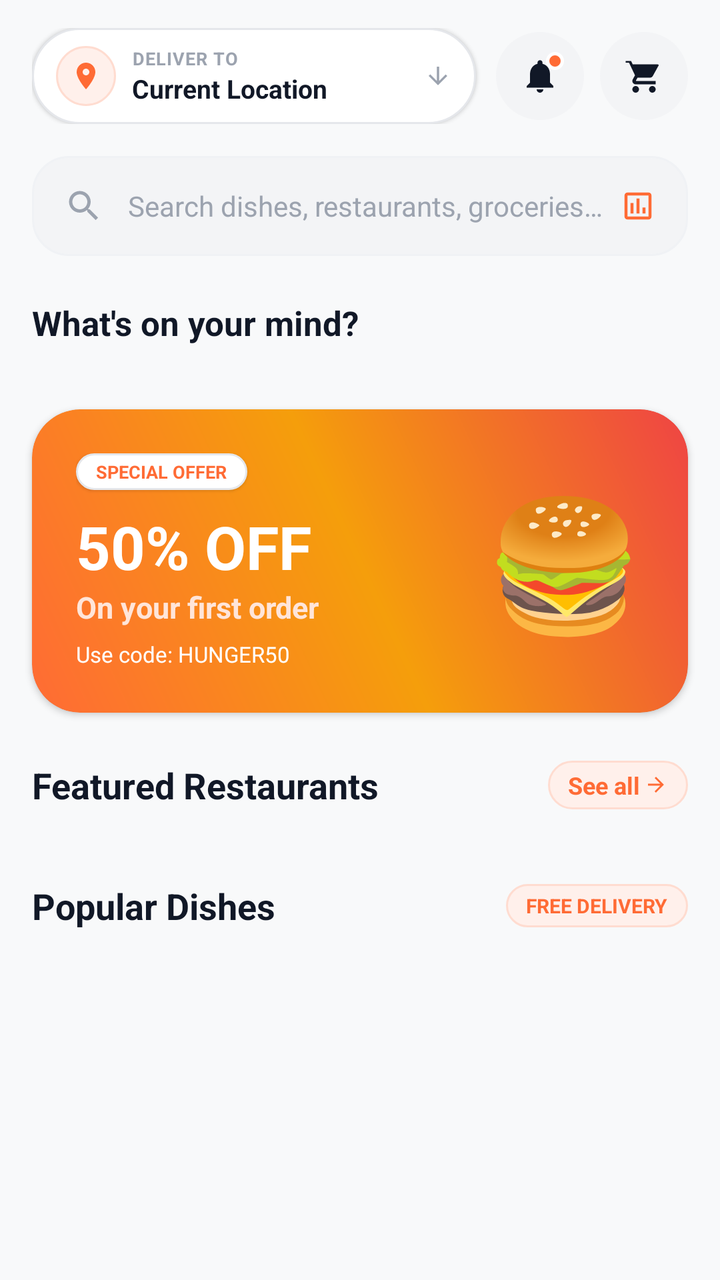
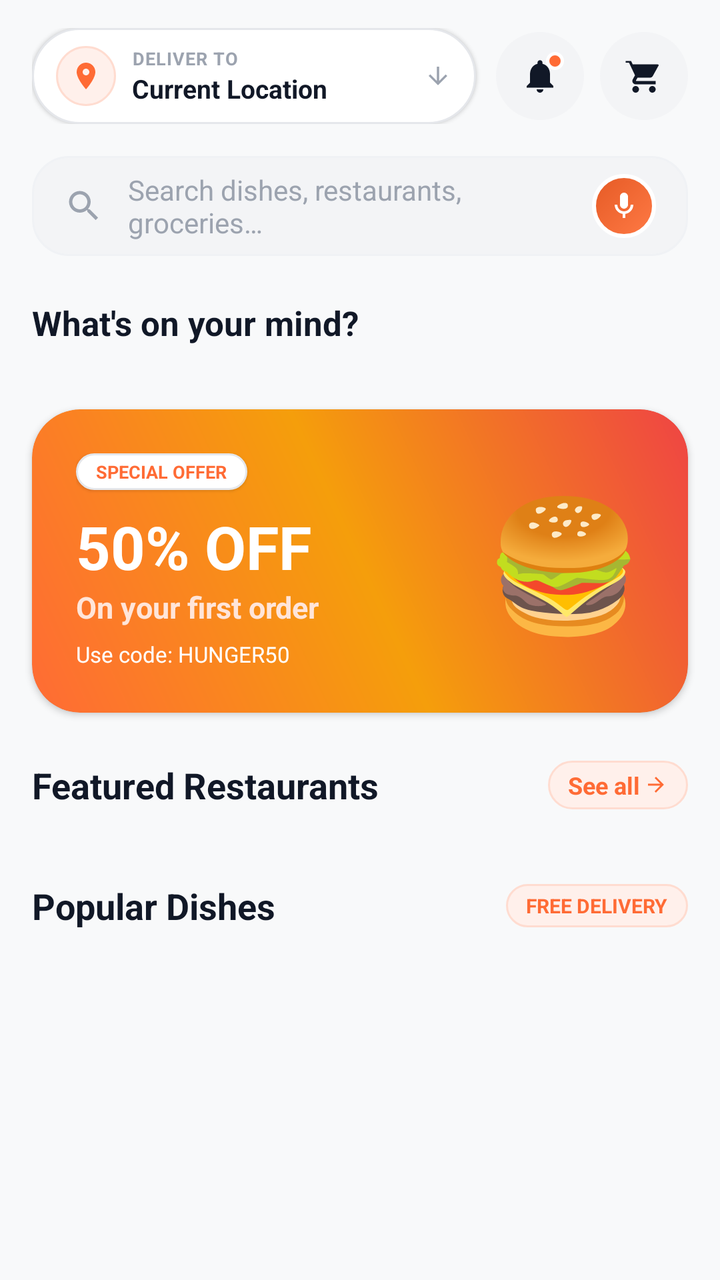

Screens rendered from an Android XML layout before and after an edit, with the pre-edit source and the edit as a unified diff.
<!-- AndroidManifest.xml: application theme Theme.AKRHunger -->
<!-- res/layout/fragment_home.xml -->
<?xml version="1.0" encoding="utf-8"?>
<androidx.coordinatorlayout.widget.CoordinatorLayout xmlns:android="http://schemas.android.com/apk/res/android"
    xmlns:app="http://schemas.android.com/apk/res-auto"
    android:layout_width="match_parent"
    android:layout_height="match_parent"
    android:background="@color/background">

    <androidx.core.widget.NestedScrollView
        android:layout_width="match_parent"
        android:layout_height="match_parent"
        android:clipToPadding="false"
        android:paddingBottom="24dp">

        <LinearLayout
            android:layout_width="match_parent"
            android:layout_height="wrap_content"
            android:orientation="vertical">

            
            <LinearLayout
                android:layout_width="match_parent"
                android:layout_height="wrap_content"
                android:gravity="center_vertical"
                android:orientation="horizontal"
                android:paddingHorizontal="16dp"
                android:paddingTop="14dp"
                android:paddingBottom="10dp">

                
                <LinearLayout
                    android:id="@+id/location_container"
                    android:layout_width="0dp"
                    android:layout_height="48dp"
                    android:layout_weight="1"
                    android:background="@drawable/bg_pill_white"
                    android:clickable="true"
                    android:elevation="1dp"
                    android:focusable="true"
                    android:foreground="?attr/selectableItemBackground"
                    android:gravity="center_vertical"
                    android:orientation="horizontal"
                    android:paddingHorizontal="12dp">

                    <FrameLayout
                        android:layout_width="30dp"
                        android:layout_height="30dp"
                        android:background="@drawable/bg_icon_circle_soft">

                        <ImageView
                            android:layout_width="16dp"
                            android:layout_height="16dp"
                            android:layout_gravity="center"
                            android:src="@drawable/ic_location"
                            android:tint="@color/primary" />
                    </FrameLayout>

                    <LinearLayout
                        android:layout_width="0dp"
                        android:layout_height="wrap_content"
                        android:layout_marginStart="8dp"
                        android:layout_weight="1"
                        android:orientation="vertical">

                        <TextView
                            android:layout_width="wrap_content"
                            android:layout_height="wrap_content"
                            android:letterSpacing="0.04"
                            android:text="DELIVER TO"
                            android:textColor="@color/text_hint"
                            android:textSize="9sp"
                            android:textStyle="bold" />

                        <TextView
                            android:id="@+id/tv_location"
                            android:layout_width="wrap_content"
                            android:layout_height="wrap_content"
                            android:ellipsize="end"
                            android:maxLines="1"
                            android:text="Current Location"
                            android:textColor="@color/text_primary"
                            android:textSize="13sp"
                            android:textStyle="bold" />
                    </LinearLayout>

                    <ImageView
                        android:layout_width="14dp"
                        android:layout_height="14dp"
                        android:layout_marginStart="4dp"
                        android:rotation="270"
                        android:src="@drawable/ic_back"
                        android:tint="@color/text_hint" />
                </LinearLayout>

                
                <FrameLayout
                    android:id="@+id/btn_notifications"
                    android:layout_width="44dp"
                    android:layout_height="44dp"
                    android:layout_marginStart="10dp"
                    android:background="@drawable/bg_icon_circle_gray"
                    android:clickable="true"
                    android:focusable="true"
                    android:foreground="?attr/selectableItemBackgroundBorderless">

                    <ImageView
                        android:layout_width="20dp"
                        android:layout_height="20dp"
                        android:layout_gravity="center"
                        android:src="@drawable/ic_notification"
                        android:tint="@color/text_primary" />

                    
                    <View
                        android:id="@+id/home_unread_badge"
                        android:layout_width="9dp"
                        android:layout_height="9dp"
                        android:layout_gravity="top|end"
                        android:layout_marginTop="10dp"
                        android:layout_marginEnd="10dp"
                        android:background="@drawable/bg_notification_dot" />
                </FrameLayout>

                
                <FrameLayout
                    android:id="@+id/btn_cart"
                    android:layout_width="44dp"
                    android:layout_height="44dp"
                    android:layout_marginStart="8dp"
                    android:background="@drawable/bg_icon_circle_gray"
                    android:clickable="true"
                    android:focusable="true"
                    android:foreground="?attr/selectableItemBackgroundBorderless">

                    <ImageView
                        android:layout_width="20dp"
                        android:layout_height="20dp"
                        android:layout_gravity="center"
                        android:src="@drawable/ic_cart"
                        android:tint="@color/text_primary" />
                </FrameLayout>
            </LinearLayout>

            
            <LinearLayout
                android:id="@+id/search_bar"
                android:layout_width="match_parent"
                android:layout_height="50dp"
                android:layout_marginHorizontal="16dp"
                android:layout_marginTop="6dp"
                android:background="@drawable/bg_search_ios"
                android:clickable="true"
                android:focusable="true"
                android:foreground="?attr/selectableItemBackground"
                android:gravity="center_vertical"
                android:orientation="horizontal"
                android:paddingHorizontal="16dp">

                <ImageView
                    android:layout_width="20dp"
                    android:layout_height="20dp"
                    android:src="@drawable/ic_search"
                    android:tint="@color/text_hint" />

                <TextView
                    android:layout_width="0dp"
                    android:layout_height="wrap_content"
                    android:layout_marginStart="12dp"
                    android:layout_weight="1"
                    android:text="Search dishes, restaurants, groceries…"
                    android:textColor="@color/text_hint"
                    android:textSize="14sp" />

                <ImageView
                    android:layout_width="18dp"
                    android:layout_height="18dp"
                    android:src="@drawable/ic_orders"
                    android:tint="@color/primary" />
            </LinearLayout>

            
            <TextView
                android:layout_width="wrap_content"
                android:layout_height="wrap_content"
                android:layout_marginStart="16dp"
                android:layout_marginTop="22dp"
                android:layout_marginBottom="12dp"
                android:text="What's on your mind?"
                android:textColor="@color/text_primary"
                android:textSize="17sp"
                android:textStyle="bold" />

            
            <androidx.recyclerview.widget.RecyclerView
                android:id="@+id/rv_categories"
                android:layout_width="match_parent"
                android:layout_height="wrap_content"
                android:clipToPadding="false"
                android:layoutAnimation="@anim/layout_fall_down"
                android:orientation="horizontal"
                android:paddingHorizontal="12dp" />

            
            <com.google.android.material.card.MaterialCardView
                android:id="@+id/hero_banner"
                android:layout_width="match_parent"
                android:layout_height="wrap_content"
                android:layout_marginHorizontal="16dp"
                android:layout_marginTop="20dp"
                app:cardBackgroundColor="@android:color/transparent"
                app:cardCornerRadius="24dp"
                app:cardElevation="2dp"
                app:strokeWidth="0dp">

                <LinearLayout
                    android:layout_width="match_parent"
                    android:layout_height="wrap_content"
                    android:background="@drawable/bg_hero_banner"
                    android:gravity="center_vertical"
                    android:orientation="horizontal"
                    android:padding="22dp">

                    <LinearLayout
                        android:layout_width="0dp"
                        android:layout_height="wrap_content"
                        android:layout_weight="1"
                        android:orientation="vertical">

                        <TextView
                            android:layout_width="wrap_content"
                            android:layout_height="wrap_content"
                            android:background="@drawable/bg_pill_white"
                            android:elevation="1dp"
                            android:paddingHorizontal="10dp"
                            android:paddingVertical="3dp"
                            android:text="SPECIAL OFFER"
                            android:textColor="@color/primary"
                            android:textSize="9sp"
                            android:textStyle="bold" />

                        <TextView
                            android:layout_width="wrap_content"
                            android:layout_height="wrap_content"
                            android:layout_marginTop="8dp"
                            android:text="50% OFF"
                            android:textColor="#FFFFFF"
                            android:textSize="30sp"
                            android:textStyle="bold" />

                        <TextView
                            android:layout_width="wrap_content"
                            android:layout_height="wrap_content"
                            android:text="On your first order"
                            android:textColor="#FFE5D9"
                            android:textSize="15sp"
                            android:textStyle="bold" />

                        <TextView
                            android:layout_width="wrap_content"
                            android:layout_height="wrap_content"
                            android:layout_marginTop="6dp"
                            android:text="Use code: HUNGER50"
                            android:textColor="#FFFFFF"
                            android:textSize="11sp" />
                    </LinearLayout>

                    <TextView
                        android:layout_width="wrap_content"
                        android:layout_height="wrap_content"
                        android:text="🍔"
                        android:textSize="64sp" />
                </LinearLayout>
            </com.google.android.material.card.MaterialCardView>

            
            <LinearLayout
                android:id="@+id/featured_section"
                android:layout_width="match_parent"
                android:layout_height="wrap_content"
                android:layout_marginTop="24dp"
                android:orientation="vertical">

                <LinearLayout
                    android:layout_width="match_parent"
                    android:layout_height="wrap_content"
                    android:gravity="center_vertical"
                    android:paddingHorizontal="16dp">

                    <TextView
                        android:layout_width="0dp"
                        android:layout_height="wrap_content"
                        android:layout_weight="1"
                        android:text="Featured Restaurants"
                        android:textColor="@color/text_primary"
                        android:textSize="18sp"
                        android:textStyle="bold" />

                    <LinearLayout
                        android:layout_width="wrap_content"
                        android:layout_height="wrap_content"
                        android:background="@drawable/bg_pill_soft"
                        android:gravity="center_vertical"
                        android:paddingHorizontal="10dp"
                        android:paddingVertical="4dp">

                        <TextView
                            android:layout_width="wrap_content"
                            android:layout_height="wrap_content"
                            android:text="See all"
                            android:textColor="@color/primary"
                            android:textSize="12sp"
                            android:textStyle="bold" />

                        <ImageView
                            android:layout_width="12dp"
                            android:layout_height="12dp"
                            android:layout_marginStart="2dp"
                            android:rotation="180"
                            android:src="@drawable/ic_back"
                            android:tint="@color/primary" />
                    </LinearLayout>
                </LinearLayout>

                <androidx.recyclerview.widget.RecyclerView
                    android:id="@+id/rv_featured_restaurants"
                    android:layout_width="match_parent"
                    android:layout_height="wrap_content"
                    android:layout_marginTop="12dp"
                    android:clipToPadding="false"
                    android:layoutAnimation="@anim/layout_fall_down"
                    android:orientation="horizontal"
                    android:paddingHorizontal="12dp" />
            </LinearLayout>

            
            <LinearLayout
                android:layout_width="match_parent"
                android:layout_height="wrap_content"
                android:layout_marginTop="24dp"
                android:orientation="vertical">

                <LinearLayout
                    android:layout_width="match_parent"
                    android:layout_height="wrap_content"
                    android:gravity="center_vertical"
                    android:paddingHorizontal="16dp"
                    android:paddingBottom="12dp">

                    <TextView
                        android:id="@+id/tv_items_title"
                        android:layout_width="0dp"
                        android:layout_height="wrap_content"
                        android:layout_weight="1"
                        android:text="Popular Dishes"
                        android:textColor="@color/text_primary"
                        android:textSize="18sp"
                        android:textStyle="bold" />

                    <TextView
                        android:id="@+id/badge_free_delivery"
                        android:layout_width="wrap_content"
                        android:layout_height="wrap_content"
                        android:background="@drawable/bg_pill_soft"
                        android:paddingHorizontal="10dp"
                        android:paddingVertical="4dp"
                        android:text="FREE DELIVERY"
                        android:textColor="@color/primary"
                        android:textSize="10sp"
                        android:textStyle="bold" />
                </LinearLayout>

                
                <androidx.recyclerview.widget.RecyclerView
                    android:id="@+id/rv_menu_items"
                    android:layout_width="match_parent"
                    android:layout_height="wrap_content"
                    android:clipToPadding="false"
                    android:layoutAnimation="@anim/layout_fall_down"
                    android:nestedScrollingEnabled="false"
                    android:paddingHorizontal="11dp" />

                
                <LinearLayout
                    android:id="@+id/empty_state"
                    android:layout_width="match_parent"
                    android:layout_height="wrap_content"
                    android:gravity="center"
                    android:orientation="vertical"
                    android:padding="48dp"
                    android:visibility="gone">

                    <TextView
                        android:layout_width="wrap_content"
                        android:layout_height="wrap_content"
                        android:text="🍽️"
                        android:textSize="48sp" />

                    <TextView
                        android:layout_width="wrap_content"
                        android:layout_height="wrap_content"
                        android:layout_marginTop="12dp"
                        android:text="No dishes found"
                        android:textColor="@color/text_primary"
                        android:textSize="17sp"
                        android:textStyle="bold" />

                    <TextView
                        android:layout_width="wrap_content"
                        android:layout_height="wrap_content"
                        android:layout_marginTop="4dp"
                        android:text="Try choosing another category or clearing filters"
                        android:textColor="@color/text_secondary"
                        android:textSize="13sp" />

                    <com.google.android.material.button.MaterialButton
                        android:id="@+id/btn_clear_filters"
                        style="@style/Widget.AKR.Button.PillSoft"
                        android:layout_width="wrap_content"
                        android:layout_height="wrap_content"
                        android:layout_marginTop="16dp"
                        android:text="Clear Filters"
                        android:textSize="13sp" />
                </LinearLayout>
            </LinearLayout>

            
            <com.facebook.shimmer.ShimmerFrameLayout
                android:id="@+id/shimmer_layout"
                android:layout_width="match_parent"
                android:layout_height="wrap_content"
                android:layout_marginHorizontal="16dp"
                android:layout_marginTop="16dp"
                android:visibility="gone">

                <LinearLayout
                    android:layout_width="match_parent"
                    android:layout_height="wrap_content"
                    android:orientation="vertical">

                    <View
                        android:layout_width="match_parent"
                        android:layout_height="180dp"
                        android:layout_marginBottom="16dp"
                        android:background="@drawable/bg_card_ios" />

                    <View
                        android:layout_width="match_parent"
                        android:layout_height="180dp"
                        android:layout_marginBottom="16dp"
                        android:background="@drawable/bg_card_ios" />
                </LinearLayout>
            </com.facebook.shimmer.ShimmerFrameLayout>

        </LinearLayout>
    </androidx.core.widget.NestedScrollView>

</androidx.coordinatorlayout.widget.CoordinatorLayout>
<!-- resources referenced by this layout -->
<resources>
  <color name="background">#F8F9FA</color>
  <color name="primary">#FF6B35</color>
  <color name="text_hint">#9CA3AF</color>
  <color name="text_primary">#111827</color>
  <color name="text_secondary">#4B5563</color>
  <!-- drawable bg_card_ios (drawable) -->
  <?xml version="1.0" encoding="utf-8"?>
  <shape xmlns:android="http://schemas.android.com/apk/res/android"
      android:shape="rectangle">
      <corners android:radius="22dp" />
      <solid android:color="@color/surface" />
      <stroke android:width="1dp" android:color="@color/card_border" />
  </shape>
  <!-- drawable bg_icon_circle_gray (drawable) -->
  <?xml version="1.0" encoding="utf-8"?>
  <shape xmlns:android="http://schemas.android.com/apk/res/android"
      android:shape="oval">
      <solid android:color="@color/surface_variant" />
  </shape>
  <!-- drawable bg_icon_circle_soft (drawable) -->
  <?xml version="1.0" encoding="utf-8"?>
  <shape xmlns:android="http://schemas.android.com/apk/res/android"
      android:shape="oval">
      <solid android:color="@color/primary_tint" />
      <stroke android:width="1dp" android:color="@color/primary_tint_border" />
  </shape>
  <!-- drawable bg_notification_dot (drawable) -->
  <?xml version="1.0" encoding="utf-8"?>
  <shape xmlns:android="http://schemas.android.com/apk/res/android"
      android:shape="oval">
      <solid android:color="@color/primary" />
      <stroke android:width="1.5dp" android:color="@color/surface" />
  </shape>
  <!-- drawable ic_orders (drawable) -->
  <vector xmlns:android="http://schemas.android.com/apk/res/android"
      android:width="24dp"
      android:height="24dp"
      android:viewportWidth="24"
      android:viewportHeight="24">
      <path
          android:fillColor="#FF000000"
          android:pathData="M19,3H5C3.9,3 3,3.9 3,5v14c0,1.1 0.9,2 2,2h14c1.1,0 2,-0.9 2,-2V5C21,3.9 20.1,3 19,3zM19,19H5V5h14V19zM7,10h2v7H7V10zM11,7h2v10h-2V7zM15,13h2v4h-2V13z"/>
  </vector>
  <color name="surface">#FFFFFF</color>
  <color name="card_border">#F0F2F5</color>
  <color name="surface_variant">#F3F4F6</color>
  <color name="primary_tint">#FFF0EB</color>
  <color name="primary_tint_border">#FFDCD0</color>
  <color name="primary_15">#26FF6B35</color>
  <color name="primary_10">#1AFF6B35</color>
  <color name="card_border_subtle">#E5E7EB</color>
  <color name="primary_dark">#E55A25</color>
  <color name="on_primary">#FFFFFF</color>
  <color name="secondary">#F59E0B</color>
  <color name="on_secondary">#111827</color>
  <color name="on_surface">#111827</color>
  <style name="ThemeOverlay.AKR.BottomSheetDialog" parent="ThemeOverlay.Material3.BottomSheetDialog">
          <item name="bottomSheetStyle">@style/Widget.AKR.BottomSheet</item>
      </style>
  <style name="ShapeAppearance.AKR.Dialog" parent="">
          <item name="cornerFamily">rounded</item>
          <item name="cornerSize">24dp</item>
      </style>
  <style name="Widget.AKR.BottomSheet" parent="Widget.Material3.BottomSheet">
          <item name="shapeAppearanceOverlay">@style/ShapeAppearance.AKR.BottomSheet</item>
          <item name="backgroundTint">@color/surface</item>
      </style>
  <style name="ShapeAppearance.AKR.BottomSheet" parent="">
          <item name="cornerFamily">rounded</item>
          <item name="cornerSizeTopLeft">28dp</item>
          <item name="cornerSizeTopRight">28dp</item>
      </style>
  <!-- unchanged entries left out for length: 12 -->
</resources>

<!-- the commit's change to res/layout/fragment_home.xml (unified diff, before → after) -->
@@ -170,11 +170,21 @@
                     android:textColor="@color/text_hint"
                     android:textSize="14sp" />
 
-                <ImageView
-                    android:layout_width="18dp"
-                    android:layout_height="18dp"
-                    android:src="@drawable/ic_orders"
-                    android:tint="@color/primary" />
+                <FrameLayout
+                    android:id="@+id/btn_home_voice_search"
+                    android:layout_width="32dp"
+                    android:layout_height="32dp"
+                    android:background="@drawable/bg_voice_mic_button"
+                    android:clickable="true"
+                    android:focusable="true">
+
+                    <ImageView
+                        android:layout_width="16dp"
+                        android:layout_height="16dp"
+                        android:layout_gravity="center"
+                        android:src="@drawable/ic_mic"
+                        android:tint="@color/on_primary" />
+                </FrameLayout>
             </LinearLayout>
 
             
<!-- resource entries referenced after the edit -->
@@ -33,15 +33,32 @@
       <solid android:color="@color/primary" />
       <stroke android:width="1.5dp" android:color="@color/surface" />
   </shape>
-  <!-- drawable ic_orders (drawable) -->
+  <!-- drawable bg_voice_mic_button (drawable) -->
+  <?xml version="1.0" encoding="utf-8"?>
+  <ripple xmlns:android="http://schemas.android.com/apk/res/android"
+      android:color="#40FFFFFF">
+      <item>
+          <shape android:shape="oval">
+              <gradient
+                  android:angle="135"
+                  android:startColor="#FF7A45"
+                  android:endColor="#E55A25"
+                  android:type="linear" />
+              <stroke
+                  android:width="2dp"
+                  android:color="#FFFFFFFF" />
+          </shape>
+      </item>
+  </ripple>
+  <!-- drawable ic_mic (drawable) -->
   <vector xmlns:android="http://schemas.android.com/apk/res/android"
       android:width="24dp"
       android:height="24dp"
       android:viewportWidth="24"
       android:viewportHeight="24">
       <path
-          android:fillColor="#FF000000"
-          android:pathData="M19,3H5C3.9,3 3,3.9 3,5v14c0,1.1 0.9,2 2,2h14c1.1,0 2,-0.9 2,-2V5C21,3.9 20.1,3 19,3zM19,19H5V5h14V19zM7,10h2v7H7V10zM11,7h2v10h-2V7zM15,13h2v4h-2V13z"/>
+          android:fillColor="#FFFFFFFF"
+          android:pathData="M12,14c1.66,0 3,-1.34 3,-3V5c0,-1.66 -1.34,-3 -3,-3S9,3.34 9,5v6c0,1.66 1.34,3 3,3zm5,-3c0,2.76 -2.24,5 -5,5s-5,-2.24 -5,-5H5c0,3.53 2.61,6.43 6,6.92V21h2v-3.08c3.39,-0.49 6,-3.39 6,-6.92h-2z" />
   </vector>
   <color name="surface">#FFFFFF</color>
   <color name="card_border">#F0F2F5</color>
